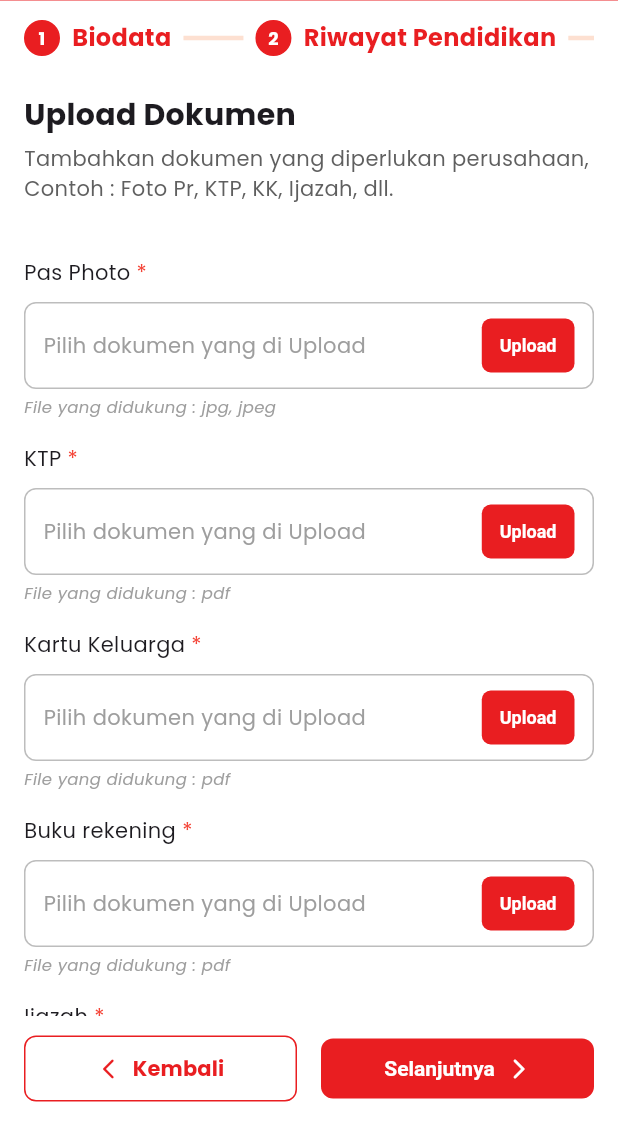
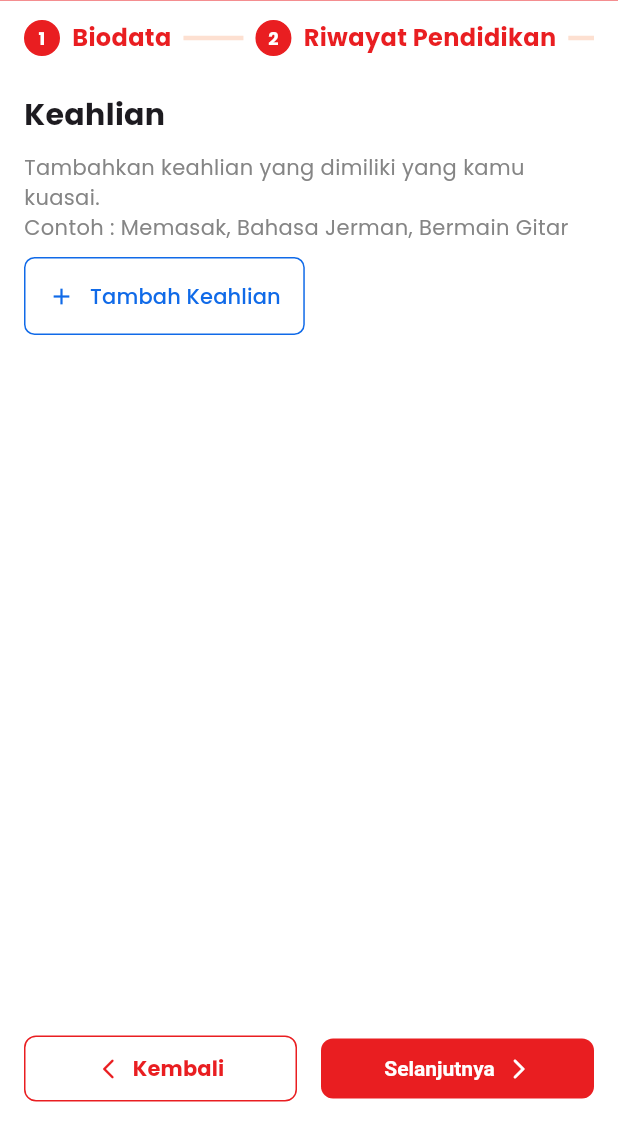
Before and after one commit to mochagatha/maha-apps-v2, a Flutter app: the DocumentPage screen opened by its route, after a tap on "Selanjutnya", on a phone screen of 412 x 824 dp, the part 115-1236 px from its top. Run offline on Flutter 3.47's test engine with Material 3 defaults, Android fonts, the phone set to English and light mode, and no system bars; our stand-ins replace camera, dartz, dio, dropdown_search, equatable, file_picker and 13 more; missing offline and left inert: flutter_cached_pdfview; accounts and stored records are empty; statements that could not run were skipped; project files that could hold a hidden picture were left out.

Commit message:
feat: Implement skill selection and document management features with new pages and routing.

```diff
--- a/lib/core/router/app_router.dart
+++ b/lib/core/router/app_router.dart
@@ -27,6 +27,8 @@ import '../../features/biodata/presentation/pages/family_page.dart';
 import '../../features/biodata/presentation/providers/family_provider.dart';
 import '../../features/biodata/presentation/pages/document_page.dart';
 import '../../features/biodata/presentation/providers/document_provider.dart';
+import '../../features/biodata/presentation/pages/skill_page.dart';
+import '../../features/biodata/presentation/providers/skill_provider.dart';
 import '../../features/biodata/domain/repositories/biodata_repository.dart'; // Import Repository for type safety if needed, or rely on sl lookup
 
 class AppRouter {
@@ -167,6 +169,14 @@ class AppRouter {
             child: const DocumentPage(),
           ),
         ),
+        GoRoute(
+          path: RoutePaths.skillForm,
+          name: RouteNames.skillForm,
+          builder: (context, state) => ChangeNotifierProvider(
+            create: (_) => SkillProvider(),
+            child: const SkillPage(),
+          ),
+        ),
       ],
 
       errorBuilder: (context, state) {
--- a/lib/core/router/route_names.dart
+++ b/lib/core/router/route_names.dart
@@ -43,4 +43,5 @@ class RouteNames {
   static const String educationForm = 'education-form';
   static const String familyForm = 'family-form';
   static const String documentForm = 'document-form';
+  static const String skillForm = 'skill-form';
 }
--- a/lib/core/router/route_paths.dart
+++ b/lib/core/router/route_paths.dart
@@ -44,4 +44,5 @@ class RoutePaths {
   static const String educationForm = '/biodata/education';
   static const String familyForm = '/biodata/family';
   static const String documentForm = '/biodata/document';
+  static const String skillForm = '/biodata/skill';
 }
--- a/lib/features/biodata/presentation/pages/document_page.dart
+++ b/lib/features/biodata/presentation/pages/document_page.dart
@@ -2,6 +2,7 @@ import 'package:flutter/material.dart';
 import 'package:provider/provider.dart';
 import 'package:go_router/go_router.dart';
 
+import '../../../../core/router/route_names.dart';
 import '../../../../shared/theme/app_theme.dart';
 import '../../../../shared/widgets/custom_app_bar.dart';
 import '../providers/document_provider.dart';
@@ -205,7 +206,9 @@ class DocumentPage extends StatelessWidget {
               child: ElevatedButton(
                 onPressed: () {
                   context.read<DocumentProvider>().submit();
-                  // TODO Need success dialog or next nav
+                  if (context.mounted) {
+                    context.pushNamed(RouteNames.skillForm);
+                  }
                 },
                 style: ElevatedButton.styleFrom(
                   backgroundColor: AppColors.primary,
--- /dev/null
+++ b/lib/features/biodata/presentation/pages/skill_page.dart
@@ -0,0 +1,267 @@
+import 'package:flutter/material.dart';
+import 'package:provider/provider.dart';
+import 'package:go_router/go_router.dart';
+import 'package:flutter_svg/flutter_svg.dart';
+
+import '../../../../shared/theme/app_theme.dart';
+import '../../../../shared/widgets/custom_app_bar.dart';
+import '../providers/skill_provider.dart'; // Ensure this model/provider matches
+import '../widgets/skill_selection_dialog.dart';
+
+class SkillPage extends StatelessWidget {
+  const SkillPage({super.key});
+
+  @override
+  Widget build(BuildContext context) {
+    return Scaffold(
+      backgroundColor: Colors.white,
+      appBar: const CustomAppBar(title: 'Formulir Data Diri'),
+      body: Consumer<SkillProvider>(
+        builder: (context, provider, child) {
+          if (provider.isLoadingSkill) {
+            return const Center(child: CircularProgressIndicator(color: AppColors.primary));
+          }
+
+          return Stack(
+            children: [
+              SingleChildScrollView(
+                padding: const EdgeInsets.only(top: 50, bottom: 90),
+                child: Padding(
+                  padding: const EdgeInsets.symmetric(horizontal: 16, vertical: 12),
+                  child: Column(
+                    crossAxisAlignment: CrossAxisAlignment.start,
+                    children: [
+                       const Text(
+                          'Keahlian',
+                          style: TextStyle(fontSize: 20, fontWeight: FontWeight.bold),
+                        ),
+                        const SizedBox(height: 10),
+                        const Text(
+                          'Tambahkan keahlian yang dimiliki yang kamu kuasai. ',
+                          style: TextStyle(color: AppColors.secondary, fontSize: 14),
+                        ),
+                        const Text(
+                          'Contoh : Memasak, Bahasa Jerman, Bermain Gitar',
+                          style: TextStyle(color: AppColors.secondary, fontSize: 14),
+                        ),
+                        Padding(
+                          padding: const EdgeInsets.only(top: 10),
+                          child: SizedBox(
+                            child: OutlinedButton(
+                              style: OutlinedButton.styleFrom(
+                                foregroundColor: const Color(0xff106AE8),
+                                backgroundColor: Colors.white,
+                                side: const BorderSide(
+                                  color: Color(0xff106AE8),
+                                  width: 1.0,
+                                ),
+                                shape: RoundedRectangleBorder(
+                                  borderRadius: BorderRadius.circular(7),
+                                ),
+                                padding: const EdgeInsets.symmetric(vertical: 16, horizontal: 16),
+                              ),
+                              onPressed: () async {
+                                showDialog(
+                                  context: context,
+                                  builder: (_) => ChangeNotifierProvider.value(
+                                    value: provider, // Pass the existing provider
+                                    child: SkillSelectionDialog(
+                                      initialSelectedSkills: provider.selectedSkills,
+                                    ),
+                                  ),
+                                );
+                              },
+                              child: const Row(
+                                mainAxisAlignment: MainAxisAlignment.center,
+                                mainAxisSize: MainAxisSize.min,
+                                children: [
+                                  Icon(Icons.add, color: Color(0xff106AE8), size: 18),
+                                  // Replaced SvgPicture with Icon for simplicity if asset missing, or use Asset if available
+                                  // SvgPicture.asset("assets/images/icon/Plus.svg"),
+                                  SizedBox(width: 10),
+                                  Text("Tambah Keahlian"),
+                                ],
+                              ),
+                            ),
+                          ),
+                        ),
+
+                        Padding(
+                          padding: const EdgeInsets.only(top: 10),
+                          child: Wrap(
+                            spacing: 8.0,
+                            runSpacing: 4.0,
+                            children: [
+                              ...provider.selectedSkills.map((skill) {
+                                return Chip(
+                                  label: Text(skill.name),
+                                  deleteIcon: const Icon(Icons.close, size: 16),
+                                  onDeleted: () {
+                                    provider.removeSkill(skill);
+                                  },
+                                  shape: RoundedRectangleBorder(
+                                    borderRadius: BorderRadius.circular(20),
+                                    side: const BorderSide(color: Colors.grey, width: 1),
+                                  ),
+                                  backgroundColor: Colors.white,
+                                );
+                              }),
+                              ...provider.newSkills.map((skillName) {
+                                return Chip(
+                                  label: Text(skillName),
+                                  deleteIcon: const Icon(Icons.close, size: 16),
+                                  onDeleted: () {
+                                    provider.removeNewSkill(skillName);
+                                  },
+                                  shape: RoundedRectangleBorder(
+                                    borderRadius: BorderRadius.circular(20),
+                                    side: const BorderSide(color: Colors.grey, width: 1),
+                                  ),
+                                  backgroundColor: Colors.white,
+                                );
+                              }),
+                            ],
+                          ),
+                        ),
+                    ],
+                  ),
+                ),
+              ),
+              const HeaderScrollSkill(),
+            ],
+          );
+        },
+      ),
+      bottomNavigationBar: BottomAppBar(
+        height: 70,
+        elevation: 0,
+        color: Colors.white,
+        child: Row(
+          children: [
+            Expanded(
+              child: OutlinedButton(
+                onPressed: () {
+                  context.pop();
+                },
+                style: OutlinedButton.styleFrom(
+                  side: const BorderSide(color: AppColors.primary),
+                  shape: RoundedRectangleBorder(borderRadius: BorderRadius.circular(8)),
+                  padding: const EdgeInsets.symmetric(vertical: 12),
+                ),
+                child: const Row(
+                  mainAxisAlignment: MainAxisAlignment.center,
+                  children: [
+                    Icon(Icons.arrow_back_ios_new_rounded, size: 16, color: AppColors.primary),
+                    SizedBox(width: 8),
+                    Text('Kembali', style: TextStyle(fontSize: 14, fontWeight: FontWeight.bold, color: AppColors.primary)),
+                  ],
+                ),
+              ),
+            ),
+            const SizedBox(width: 16),
+            Expanded(
+              child: ElevatedButton(
+                onPressed: () async {
+                   await context.read<SkillProvider>().submit();
+                   // TODO: Navigate to Selfie page (not ported yet?) or next step
+                   // context.pushNamed(RouteNames.selfieForm);
+                },
+                style: ElevatedButton.styleFrom(
+                  backgroundColor: AppColors.primary,
+                  shape: RoundedRectangleBorder(borderRadius: BorderRadius.circular(8)),
+                  padding: const EdgeInsets.symmetric(vertical: 12),
+                ),
+                child: const Row(
+                  mainAxisAlignment: MainAxisAlignment.center,
+                  children: [
+                    Text('Selanjutnya', style: TextStyle(fontSize: 14, fontWeight: FontWeight.bold, color: Colors.white)),
+                    SizedBox(width: 8),
+                    Icon(Icons.arrow_forward_ios_rounded, size: 16, color: Colors.white),
+                  ],
+                ),
+              ),
+            ),
+          ],
+        ),
+      ),
+    );
+  }
+}
+
+class HeaderScrollSkill extends StatelessWidget {
+  const HeaderScrollSkill({super.key});
+
+  @override
+  Widget build(BuildContext context) {
+    return Positioned(
+      top: 0,
+      left: 0,
+      right: 0,
+      child: Container(
+        color: Colors.white,
+        height: 50,
+        child: Padding(
+          padding: const EdgeInsets.symmetric(horizontal: 16.0),
+          child: SingleChildScrollView(
+            scrollDirection: Axis.horizontal,
+            child: Row(
+              children: [
+                 _checkContract(isActive: true, number: 1, title: "Biodata"),
+                 _checkContract(isActive: true, number: 2, title: "Riwayat Pendidikan"),
+                 _checkContract(isActive: true, number: 3, title: "Data Keluarga"),
+                 _checkContract(isActive: true, number: 4, title: "Kelengkapan Dokumen"),
+                 _checkContract(isActive: true, number: 5, title: "Keahlian"),
+                 _checkContract(number: 6, title: "Ambil Foto Selfie"),
+                 _checkContract(number: 7, title: "Ambil Foto Selfie dengan KTP"),
+              ],
+            ),
+          ),
+        ),
+      ),
+    );
+  }
+
+    Widget _checkContract({required int number, required String title, bool isActive = false}) {
+      return Row(
+        children: [
+            if (number != 1)
+                Padding(
+                  padding: const EdgeInsets.symmetric(horizontal: 8.0),
+                  child: Container(
+                    width: 40,
+                    height: 3,
+                    color: isActive ? const Color(0xffFDE0D1) : AppColors.secondary,
+                  ),
+                ),
+            Container(
+              width: 24,
+              height: 24,
+              decoration: BoxDecoration(
+                shape: BoxShape.circle,
+                color: isActive ? AppColors.primary : Colors.white,
+                border: Border.all(color: isActive ? AppColors.primary : AppColors.secondary),
+              ),
+              child: Center(
+                child: Text(
+                  number.toString(),
+                  style: TextStyle(
+                    color: isActive ? Colors.white : AppColors.secondary,
+                    fontSize: 12,
+                    fontWeight: FontWeight.bold,
+                  ),
+                ),
+              ),
+            ),
+            const SizedBox(width: 8),
+            Text(
+              title,
+              style: TextStyle(
+                fontSize: 16,
+                color: isActive ? AppColors.primary : AppColors.secondary,
+                fontWeight: isActive ? FontWeight.bold : FontWeight.normal,
+              ),
+            ),
+        ],
+      );
+  }
+}
--- /dev/null
+++ b/lib/features/biodata/presentation/providers/skill_provider.dart
@@ -0,0 +1,77 @@
+import 'package:flutter/material.dart';
+
+class SkillModel {
+  final int id;
+  final String name;
+
+  SkillModel({required this.id, required this.name});
+}
+
+class SkillProvider extends ChangeNotifier {
+  bool isLoadingSkill = false;
+
+  // Available skills (Mocked or loaded from API)
+  List<SkillModel> availableSkills = [
+    SkillModel(id: 1, name: 'Memasak'),
+    SkillModel(id: 2, name: 'Bahasa Jerman'),
+    SkillModel(id: 3, name: 'Bermain Gitar'),
+    SkillModel(id: 4, name: 'Flutter Development'),
+    SkillModel(id: 5, name: 'Dart'),
+    SkillModel(id: 6, name: 'UI/UX Design'),
+    SkillModel(id: 7, name: 'Project Management'),
+    SkillModel(id: 8, name: 'Public Speaking'),
+  ];
+
+  // User's selected skills
+  List<SkillModel> selectedSkills = [];
+
+  // Skills to be added (User inputs manual string?)
+  // v1 had 'addSkillList' as List<String>.
+  // v1 dialog seems to allow searching and selecting existing skills.
+  List<String> newSkills = [];
+
+  // Skills marked for deletion (if updating existing data)
+  List<int> deleteSkillList = [];
+
+  Future<void> fetchSkills(String query) async {
+    // Simulate API call or filtering
+    // In real app, this would call UseCase
+    notifyListeners();
+  }
+
+  void addSkill(SkillModel skill) {
+    if (!selectedSkills.any((s) => s.id == skill.id)) {
+      selectedSkills.add(skill);
+      notifyListeners();
+    }
+  }
+
+  void removeSkill(SkillModel skill) {
+    selectedSkills.removeWhere((s) => s.id == skill.id);
+    deleteSkillList.add(skill.id);
+    notifyListeners();
+  }
+
+  void addNewSkill(String skillName) {
+     if (!newSkills.contains(skillName) && !selectedSkills.any((s) => s.name == skillName)) {
+       newSkills.add(skillName);
+       notifyListeners();
+     }
+  }
+
+  void removeNewSkill(String skillName) {
+    newSkills.remove(skillName);
+    notifyListeners();
+  }
+
+  Future<void> submit() async {
+     isLoadingSkill = true;
+     notifyListeners();
+
+     // Simulate submit
+     await Future.delayed(const Duration(seconds: 1));
+
+     isLoadingSkill = false;
+     notifyListeners();
+  }
+}
```
Also changed, not shown: lib/features/biodata/presentation/widgets/skill_selection_dialog.dart (added, +168 -0 lines).
